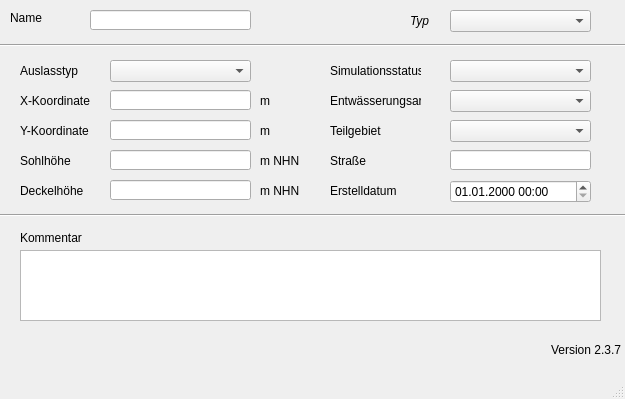
Qt form qkan/database/templates/auslaesse.ui (hoettges/QKan) before a commit.
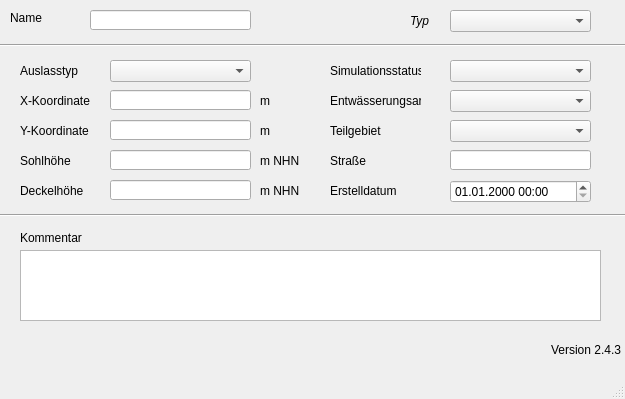
The same form after that commit. Custom widgets are drawn as their Qt base class.

What changed in the file:
```diff
--- a/qkan/database/templates/auslaesse.ui
+++ b/qkan/database/templates/auslaesse.ui
@@ -380,7 +380,7 @@
      <string>Version QKan Import</string>
     </property>
     <property name="text">
-     <string>Version 2.3.7</string>
+     <string>Version 2.4.3</string>
     </property>
     <property name="alignment">
      <set>Qt::AlignRight|Qt::AlignTrailing|Qt::AlignVCenter</set>
```
